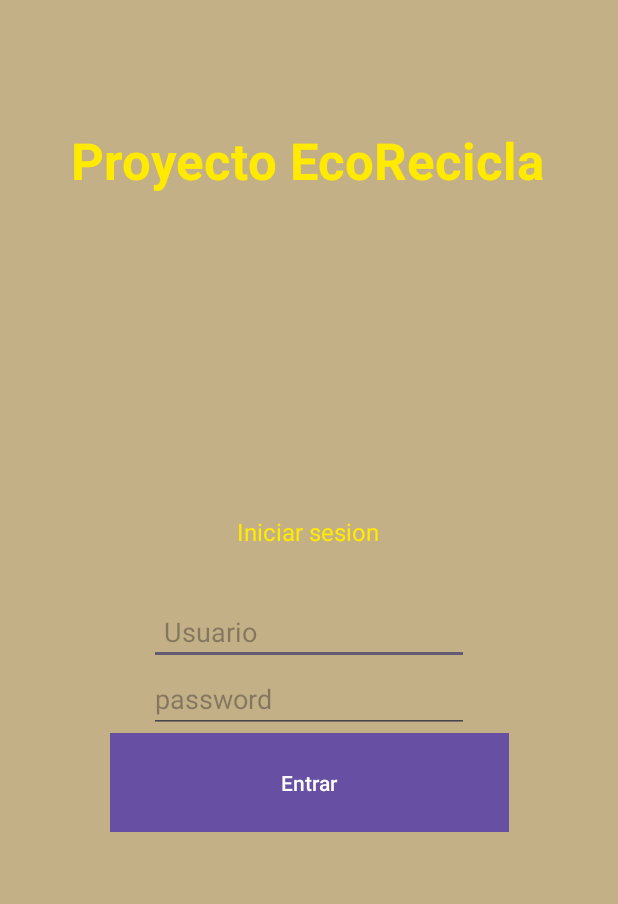
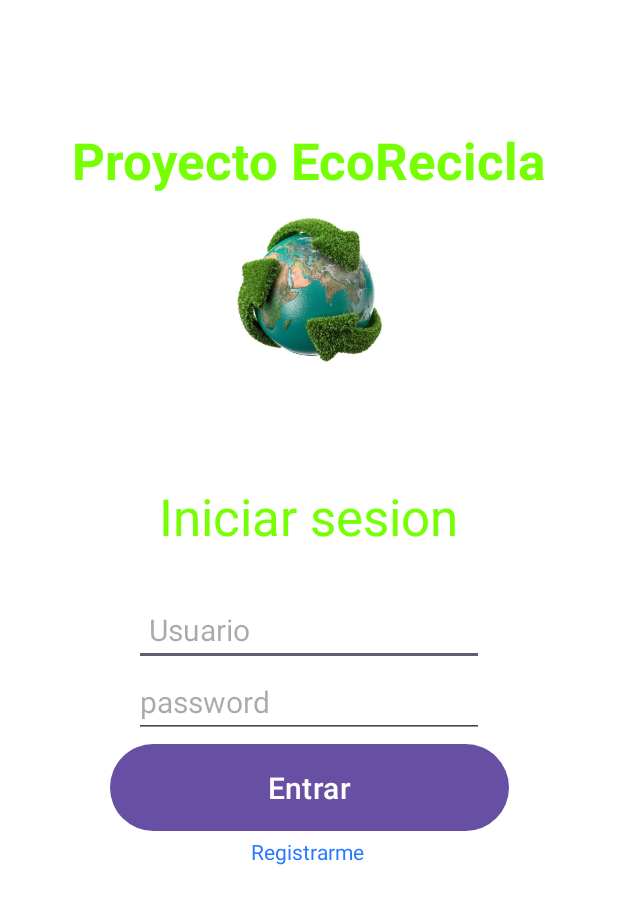
Before and after one commit to S3rgio1995/Proyecto_EcoRecicla, an Android app: the screen it shows after launch (Pantalla_login), on a phone screen of 412 x 824 dp. Shown: the top 904 px of the screen. Run offline under Robolectric (Android 15) with nearby library versions, the light colour scheme and no system bars.

Commit message:
iniciosesion visual y funcional

```diff
--- a/app/src/main/java/com/example/proyectoecorecicla/Pantalla_login.java
+++ b/app/src/main/java/com/example/proyectoecorecicla/Pantalla_login.java
@@ -1,14 +1,29 @@
 package com.example.proyectoecorecicla;
 
+import android.annotation.SuppressLint;
+import android.os.Bundle;
+import android.view.View;
+import android.widget.EditText;
+import android.widget.TextView;
+
 import androidx.appcompat.app.AppCompatActivity;
-
-import android.os.Bundle;
-
+import androidx.cardview.widget.CardView;
 public class Pantalla_login extends AppCompatActivity {
 
     @Override
     protected void onCreate(Bundle savedInstanceState) {
         super.onCreate(savedInstanceState);
         setContentView(R.layout.activity_pantalla_login);
+
+        TextView registro = findViewById(R.id.labelregis);
+        CardView registarg = findViewById(R.id.Registroc);
+
+        registro.setOnClickListener(new View.OnClickListener() {
+            @Override
+            public void onClick(View view) {
+                registarg.setVisibility(View.VISIBLE);
+            }
+        });
     }
+
 }
--- a/app/src/main/res/layout/activity_main.xml
+++ b/app/src/main/res/layout/activity_main.xml
@@ -1,18 +1,27 @@
 <?xml version="1.0" encoding="utf-8"?>
-<androidx.constraintlayout.widget.ConstraintLayout
-    xmlns:android="http://schemas.android.com/apk/res/android"
+<LinearLayout xmlns:android="http://schemas.android.com/apk/res/android"
+    xmlns:app="http://schemas.android.com/apk/res-auto"
     xmlns:tools="http://schemas.android.com/tools"
-    xmlns:app="http://schemas.android.com/apk/res-auto"
     android:layout_width="match_parent"
     android:layout_height="match_parent"
+    android:orientation="vertical"
     tools:context=".MainActivity">
+
     <TextView
-      android:layout_width="wrap_content"
-      android:layout_height="wrap_content"
-      android:text="Hello World!"
-      app:layout_constraintBottom_toBottomOf="parent"
-      app:layout_constraintStart_toStartOf="parent"
-      app:layout_constraintEnd_toEndOf="parent"
-      app:layout_constraintTop_toTopOf="parent" />
+        android:id="@+id/tituloapp"
+        android:layout_width="wrap_content"
+        android:layout_height="wrap_content"
+        android:text="@string/app_name"
+        android:textColor="#76FF03"
+        android:textSize="34sp"
+        android:textStyle="bold"
 
-  </androidx.constraintlayout.widget.ConstraintLayout>
+        />
+
+    <Button
+        android:id="@+id/button"
+        android:layout_width="match_parent"
+        android:layout_height="wrap_content"
+        android:text="Button" />
+
+</LinearLayout>
--- a/app/src/main/res/layout/activity_pantalla_login.xml
+++ b/app/src/main/res/layout/activity_pantalla_login.xml
@@ -4,7 +4,7 @@
     xmlns:tools="http://schemas.android.com/tools"
     android:layout_width="match_parent"
     android:layout_height="match_parent"
-    android:background="#A3A58942"
+    android:background="#FFFFFF"
     android:theme="@style/Base.Theme.ProyectoEcoRecicla"
     tools:context=".Pantalla_login">
 
@@ -14,10 +14,11 @@
         android:layout_height="wrap_content"
         android:layout_marginTop="84dp"
         android:text="@string/app_name"
-        android:textColor="#FFEA00"
+        android:textColor="#76FF03"
         android:textSize="34sp"
         android:textStyle="bold"
         app:layout_constraintEnd_toEndOf="@+id/tituloiniciosesion"
+        app:layout_constraintHorizontal_weight="1"
         app:layout_constraintStart_toStartOf="@+id/tituloiniciosesion"
         app:layout_constraintTop_toTopOf="parent" />
 
@@ -26,8 +27,8 @@
         android:layout_width="wrap_content"
         android:layout_height="wrap_content"
         android:text="Iniciar sesion"
-        android:textColor="#FFEA00"
-        android:textSize="16sp"
+        android:textColor="#76FF03"
+        android:textSize="34sp"
         app:layout_constraintBottom_toTopOf="@+id/linearLayout"
         app:layout_constraintEnd_toEndOf="@+id/linearLayout"
         app:layout_constraintHorizontal_bias="0.494"
@@ -53,9 +54,10 @@
             android:ems="10"
             android:hint="Usuario"
             android:inputType="text"
+            android:minHeight="48dp"
             android:padding="10dp"
-
-            android:textColor="#FFEA00" />
+            android:textColor="@color/black"
+            android:textSize="20sp" />
 
         <EditText
             android:id="@+id/editTextTextPassword"
@@ -64,19 +66,51 @@
             android:ems="10"
             android:hint="password"
             android:inputType="textPassword"
-            android:textColor="#FFC400" />
+            android:textColor="@color/black"
+            android:textSize="20sp" />
 
         <Button
             android:id="@+id/Loginbt"
             android:layout_width="266dp"
             android:layout_height="66dp"
-            android:background="#875555"
-            android:drawableTint="#76FF03"
             android:text="Entrar"
-            android:textColorHighlight="#FBC02D"
-            android:textColorLink="#FBC02D"
+            android:textSize="20sp"
             android:visibility="visible" />
 
     </LinearLayout>
 
+    <TextView
+        android:id="@+id/labelregis"
+        android:layout_width="wrap_content"
+        android:layout_height="wrap_content"
+        android:cursorVisible="false"
+        android:text="Registrarme"
+        android:textColor="#2979FF"
+        app:layout_constraintBottom_toBottomOf="parent"
+        app:layout_constraintEnd_toEndOf="parent"
+        app:layout_constraintHorizontal_bias="0.498"
+        app:layout_constraintStart_toStartOf="parent"
+        app:layout_constraintTop_toBottomOf="@+id/linearLayout"
+        app:layout_constraintVertical_bias="0.0" />
+
+    <ImageView
+        android:id="@+id/imageView"
+        android:layout_width="222dp"
+        android:layout_height="220dp"
+        app:layout_constraintEnd_toEndOf="parent"
+        app:layout_constraintHorizontal_bias="0.497"
+        app:layout_constraintStart_toStartOf="parent"
+        app:layout_constraintTop_toTopOf="@+id/Tituloapp"
+        app:srcCompat="@drawable/reciclaje" />
+
+    <androidx.cardview.widget.CardView
+        android:id="@+id/Registroc"
+        android:layout_width="match_parent"
+        android:layout_height="match_parent"
+        android:visibility="gone"
+        app:layout_constraintBottom_toBottomOf="parent"
+        app:layout_constraintEnd_toEndOf="parent"
+        app:layout_constraintStart_toStartOf="parent"
+        app:layout_constraintTop_toTopOf="parent"/>
+
 </androidx.constraintlayout.widget.ConstraintLayout>
```
